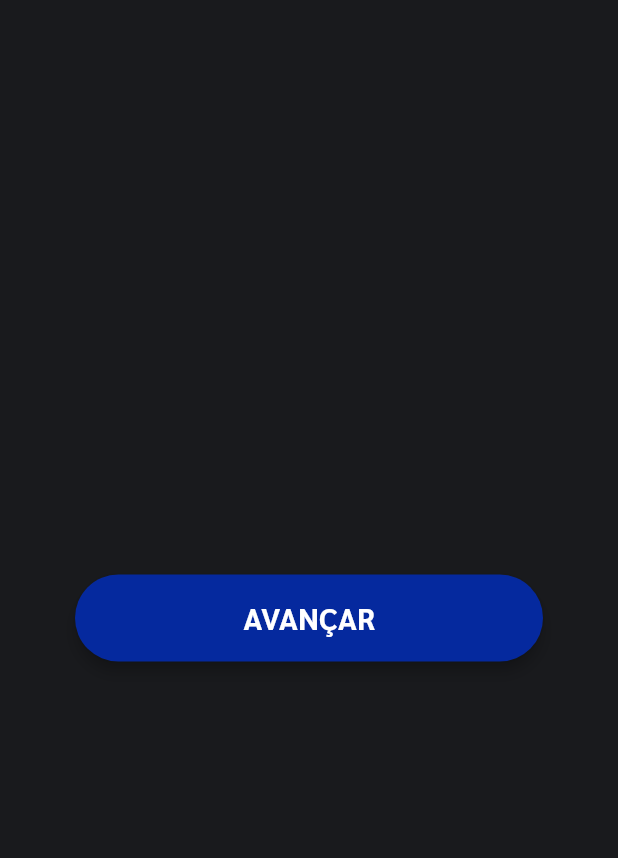
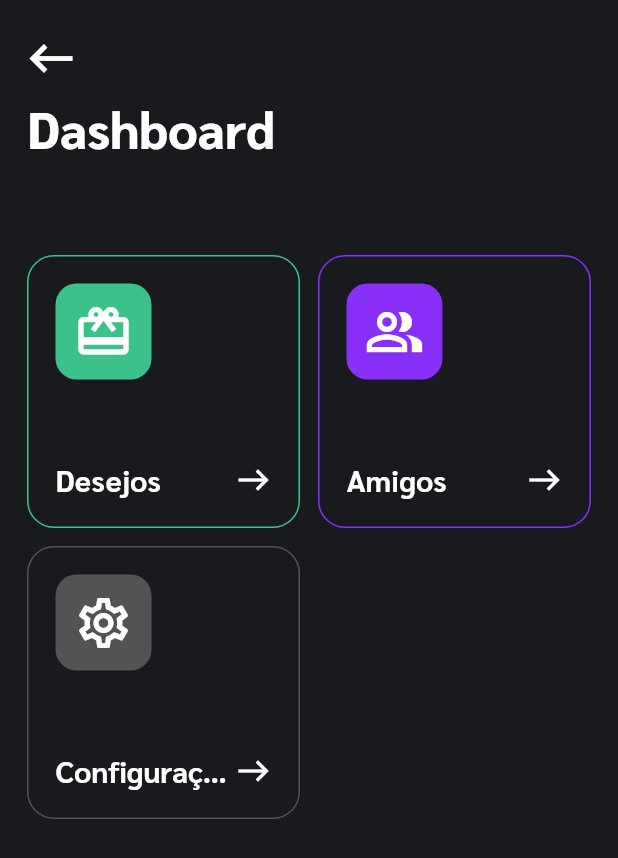
Before and after one commit to GabrielDimaa/my_gift_app, a Flutter app: the DashboardPage screen opened by its route, on a phone screen of 412 x 824 dp. Shown: the top 858 px of the screen. Run offline on Flutter 3.47's test engine with Material 2 defaults, Android fonts, the phone set to English and light mode, and no system bars; our stand-ins replace cloud_firestore, dotted_border, firebase_auth, firebase_core, firebase_storage, flutter_svg and 4 more; accounts and stored records are empty; statements that could not run were skipped.

Commit message:
Criado tela da dashboard

```diff
--- a/lib/i18n/strings/pt_br.dart
+++ b/lib/i18n/strings/pt_br.dart
@@ -283,6 +283,15 @@ class PtBr implements Translation {
 
   @override
   String get messageConfirmGoToLink => "Deseja sair do aplicativo e ir para o site?";
+
+  @override
+  String get dashboard => "Dashboard";
+
+  @override
+  String get friends => "Amigos";
+
+  @override
+  String get config => "Configurações";
   //endregion
 
   //region Validation
--- a/lib/i18n/translation.dart
+++ b/lib/i18n/translation.dart
@@ -95,6 +95,9 @@ abstract class Translation {
   String get copiedLink;
   String get gotToLink;
   String get messageConfirmGoToLink;
+  String get dashboard;
+  String get friends;
+  String get config;
   //endregion
 
   //region Validation
--- /dev/null
+++ b/lib/layers/presentation/ui/pages/dashboard/components/card_button.dart
@@ -0,0 +1,67 @@
+import 'package:flutter/material.dart';
+
+import '../../../components/sized_box_default.dart';
+
+class CardButton extends StatelessWidget {
+  final String text;
+  final IconData icon;
+  final Color color;
+  final VoidCallback onTap;
+
+  const CardButton({
+    Key? key,
+    required this.text,
+    required this.icon,
+    required this.color,
+    required this.onTap,
+  }) : super(key: key);
+
+  @override
+  Widget build(BuildContext context) {
+    return InkWell(
+      highlightColor: color.withOpacity(0.1),
+      splashColor: color.withOpacity(0.2),
+      borderRadius: BorderRadius.circular(18),
+      onTap: onTap,
+      child: Ink(
+        decoration: BoxDecoration(
+          borderRadius: BorderRadius.circular(18),
+          border: Border.all(color: color),
+        ),
+        padding: const EdgeInsets.all(18),
+        child: Column(
+          crossAxisAlignment: CrossAxisAlignment.start,
+          mainAxisAlignment: MainAxisAlignment.spaceBetween,
+          children: [
+            Container(
+              padding: const EdgeInsets.all(12),
+              decoration: BoxDecoration(
+                color: color,
+                borderRadius: BorderRadius.circular(14),
+              ),
+              child: Icon(icon, size: 40),
+            ),
+            Row(
+              crossAxisAlignment: CrossAxisAlignment.center,
+              mainAxisAlignment: MainAxisAlignment.spaceBetween,
+              children: [
+                Expanded(
+                  child: Text(
+                    text,
+                    style: Theme.of(context).textTheme.button,
+                    maxLines: 1,
+                    overflow: TextOverflow.ellipsis,
+                  ),
+                ),
+                const Padding(
+                  padding: EdgeInsets.only(left: 4),
+                  child: Icon(Icons.east),
+                ),
+              ],
+            ),
+          ],
+        ),
+      ),
+    );
+  }
+}
--- a/lib/layers/presentation/ui/pages/dashboard/dashboard_page.dart
+++ b/lib/layers/presentation/ui/pages/dashboard/dashboard_page.dart
@@ -1,6 +1,11 @@
 import 'package:flutter/material.dart';
 
+import '../../../../../i18n/resources.dart';
 import '../../../../../routes/routes.dart';
+import '../../components/app_bar/app_bar_default.dart';
+import '../../components/padding/padding_default.dart';
+import '../../components/sized_box_default.dart';
+import 'components/card_button.dart';
 
 class DashboardPage extends StatefulWidget {
   const DashboardPage({Key? key}) : super(key: key);
@@ -12,21 +17,56 @@ class DashboardPage extends StatefulWidget {
 class _DashboardPageState extends State<DashboardPage> {
   @override
   Widget build(BuildContext context) {
+    final double widthTotal = MediaQuery.of(context).size.width;
     return Scaffold(
-      body: Padding(
-        padding: const EdgeInsets.all(50.0),
-        child: Column(
-          crossAxisAlignment: CrossAxisAlignment.stretch,
-          mainAxisSize: MainAxisSize.max,
-          mainAxisAlignment: MainAxisAlignment.center,
-          children: [
-            ElevatedButton(
-              onPressed: () async => await Navigator.of(context).pushNamed(wishlistsFetchRoute),
-              child: const Text("AVANÇAR"),
-            ),
-          ],
+      appBar: AppBarDefault(
+        title: R.string.dashboard,
+        actions: [],
+      ),
+      body: SafeArea(
+        child: Padding(
+          padding: const PaddingDefault(),
+          child: Column(
+            crossAxisAlignment: CrossAxisAlignment.stretch,
+            children: [
+              const SizedBoxDefault(5),
+              Expanded(
+                child: GridView(
+                  gridDelegate: SliverGridDelegateWithFixedCrossAxisCount(
+                    crossAxisCount: (widthTotal - 36) ~/ 130.0,
+                    crossAxisSpacing: 12,
+                    mainAxisSpacing: 12,
+                  ),
+                  children: [
+                    CardButton(
+                      text: R.string.wishes,
+                      icon: Icons.card_giftcard_outlined,
+                      color: const Color(0xFF3BC189),
+                      onTap: () async => await _navigateToWishlist(),
+                    ),
+                    CardButton(
+                      text: R.string.friends,
+                      icon: Icons.people_alt_outlined,
+                      color: const Color(0xFF8830F8),
+                      onTap: () {},
+                    ),
+                    CardButton(
+                      text: R.string.config,
+                      icon: Icons.settings_outlined,
+                      color: const Color(0xFF535353),
+                      onTap: () {},
+                    ),
+                  ],
+                ),
+              ),
+            ],
+          ),
         ),
       ),
     );
   }
+
+  Future<void> _navigateToWishlist() async {
+    await Navigator.pushNamed(context, wishlistsFetchRoute);
+  }
 }
```
